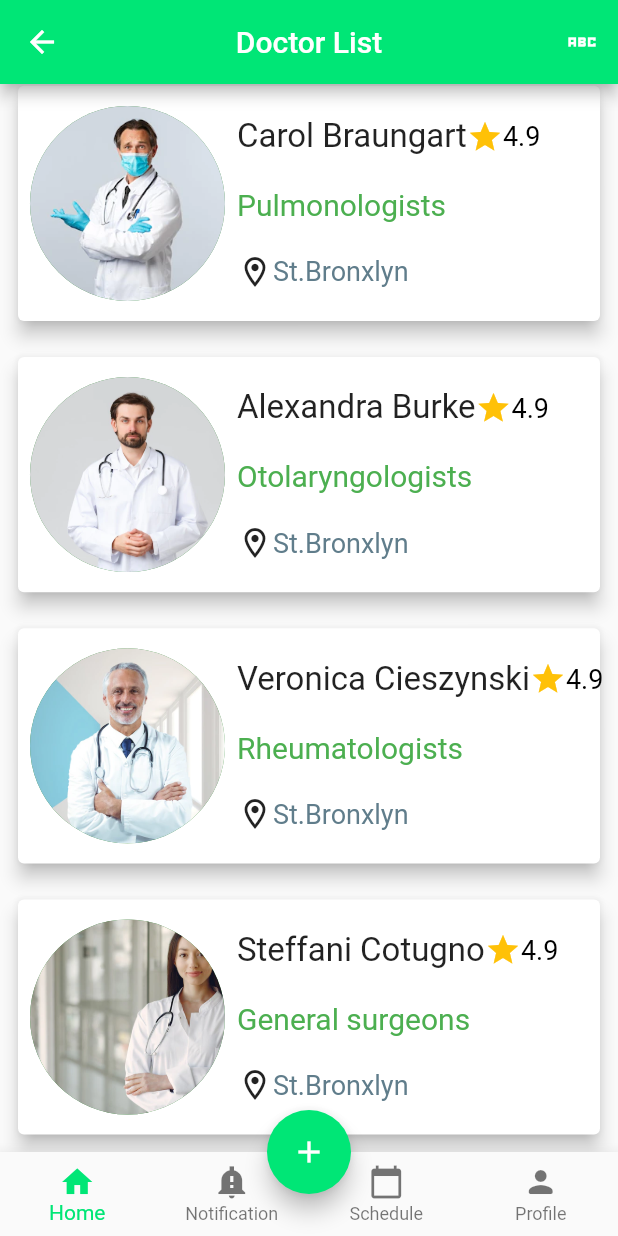
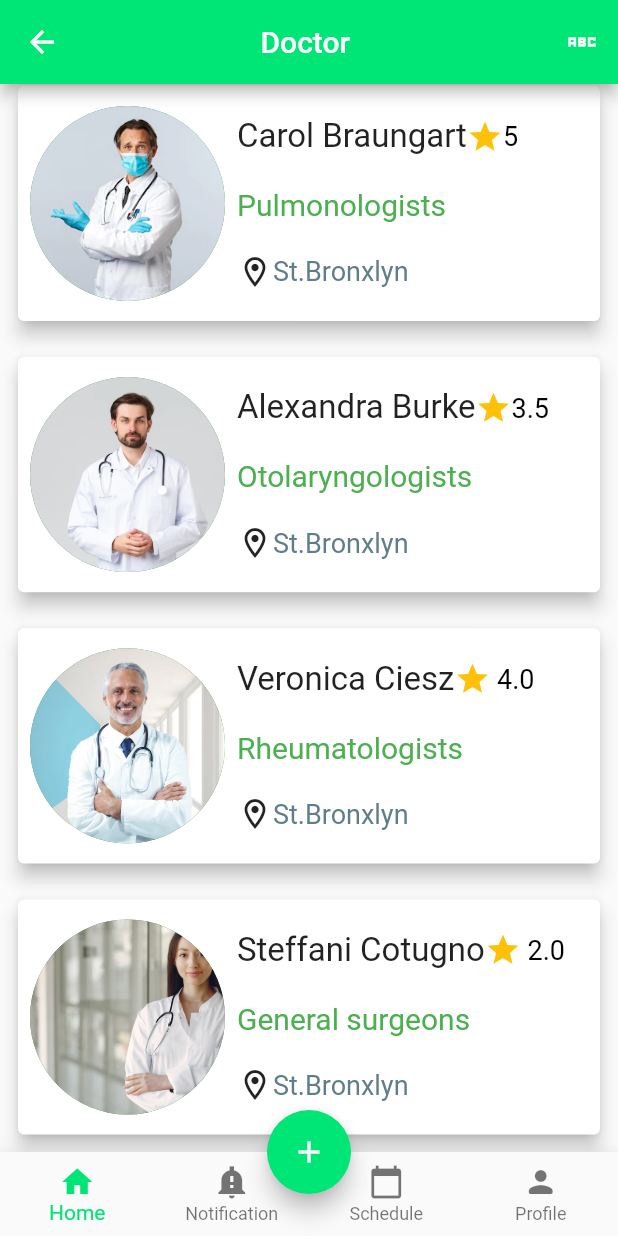
Before and after one commit to engyahmed7/Doctor-Mobile-Application, a Flutter app: the DoctorList screen opened directly, scrolled down 734 dp, on a phone screen of 412 x 824 dp. Run offline on Flutter 3.47's test engine with Material 2 defaults, Android fonts, the phone set to English and light mode, and no system bars.

Commit message:
Flutter App

```diff
--- a/lib/main.dart
+++ b/lib/main.dart
@@ -35,7 +35,7 @@ class _DoctorListState extends State<DoctorList> {
       floatingActionButtonLocation: FloatingActionButtonLocation.centerDocked,
       appBar: AppBar(
         backgroundColor: Colors.greenAccent[400],
-        title: Text('Doctor List'),
+        title: Text('Doctor '),
         centerTitle: true,
         actions: [
           IconButton(
@@ -95,7 +95,7 @@ class _DoctorListState extends State<DoctorList> {
                       color: Colors.amber,
                     ),
                     Text(
-                      '4.9',
+                      doctor.rating,
                       style: TextStyle(fontSize: 18, color: Colors.black),
                     )
                   ],
@@ -194,7 +194,6 @@ class DoctorDetails extends StatelessWidget {
               crossAxisAlignment: CrossAxisAlignment.start,
               children: [
                 Row(
-
                   mainAxisAlignment: MainAxisAlignment.center,
                   children: [
                     Padding(
--- a/lib/model/doctor.dart
+++ b/lib/model/doctor.dart
@@ -69,7 +69,7 @@ List<Doctor> doctors = [
       "images/3.jpg"),
   Doctor(
       '7',
-      'Veronica Cieszynski',
+      'Veronica Ciesz',
       'Rheumatologists',
       " 4.0",
       'St.Bronxlyn',
```
Also changed, not shown: lib/Welcome.dart (+9 -6 lines).
